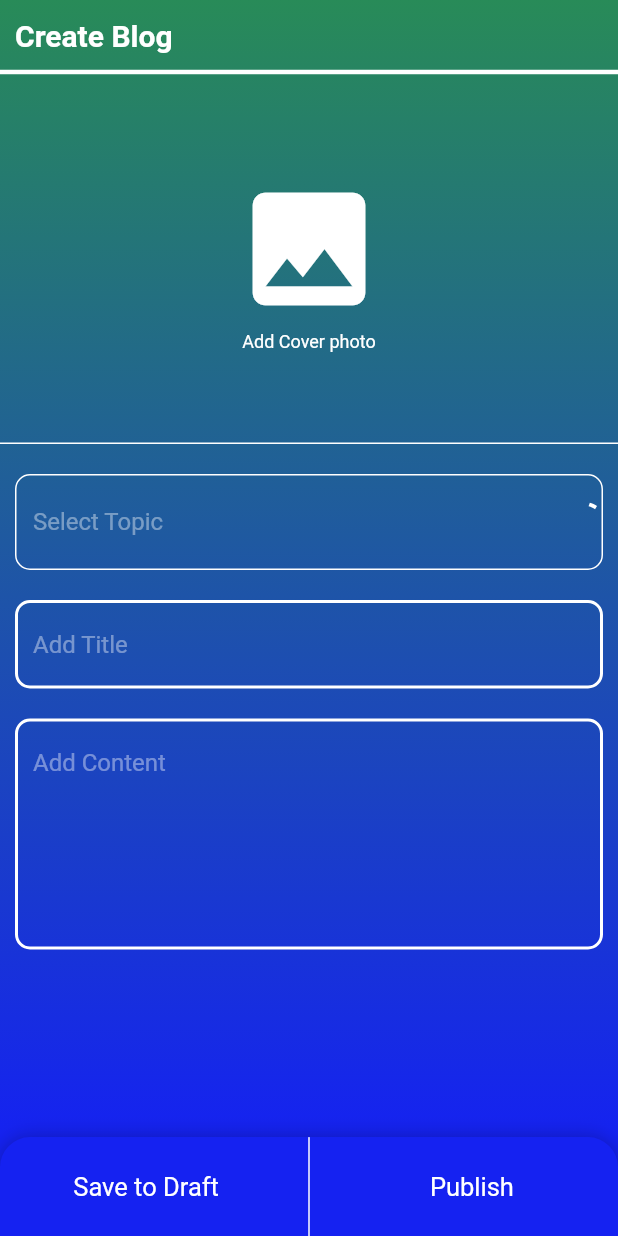
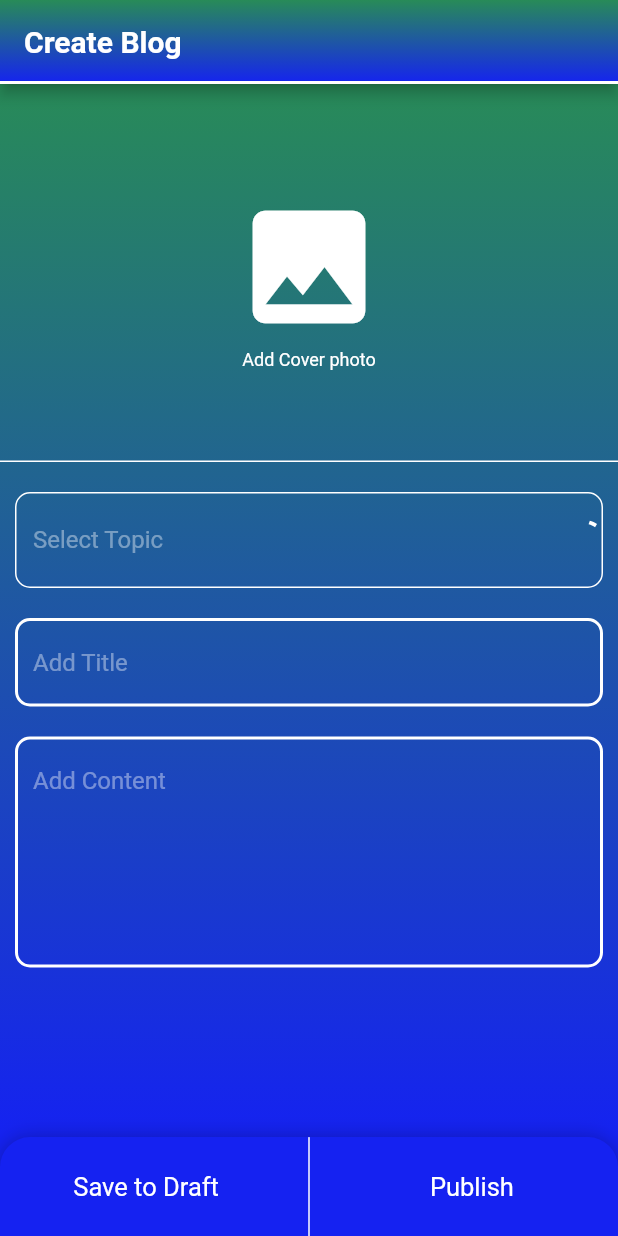
Before and after one commit to chirag1807/BlogTalkFrontend, a Flutter app: the screen it shows after launch, on a phone screen of 412 x 824 dp. Run offline on Flutter 3.47's test engine with Material 2 defaults, Android fonts, the phone set to English and light mode, and no system bars; our stand-ins replace flutter_svg, get, image_picker, shared_preferences.

Commit message:
post upload done with cover image

```diff
--- a/lib/providers/CreateBlogProvider.dart
+++ b/lib/providers/CreateBlogProvider.dart
@@ -12,7 +12,7 @@ class CreateBlogProvider extends ChangeNotifier{
   Map<int, String> topicNameIds = <int, String>{};
   int circularBarShow = 1;
   int blogTopic = -1;
-  XFile? imageFile;
+  File? imageFile;
   int circularBarShowBlogPost = -1;
   int successUploadPost = -1;
 
@@ -28,7 +28,7 @@ class CreateBlogProvider extends ChangeNotifier{
     notifyListeners();
   }
 
-  void pickImage(XFile imgFile) async {
+  void pickImage(File imgFile) async {
       imageFile = imgFile;
       notifyListeners();
   }
--- a/lib/screens/blog_posts/create_blog_screen.dart
+++ b/lib/screens/blog_posts/create_blog_screen.dart
@@ -35,7 +35,7 @@ class _CreateBlogScreenState extends State<CreateBlogScreen> {
 
   HashMap<int, String> leadTypeNameId = HashMap<int, String>();
   int blogTopicValue = -1;
-  XFile? coverImg;
+  File? coverImg;
 
   @override
   Widget build(BuildContext context) {
@@ -50,6 +50,20 @@ class _CreateBlogScreenState extends State<CreateBlogScreen> {
         },
         child: Scaffold(
           backgroundColor: themeColorBlue,
+          appBar: AppBar(
+            title: text("Create Blog", 20, FontWeight.w700, themeColorWhite, TextDecoration.none, TextAlign.center),
+            flexibleSpace: Container(
+              decoration: BoxDecoration(
+                gradient: appBodyGradient(),
+                border: const Border(
+                  bottom: BorderSide(
+                    color: themeColorWhite,
+                    width: 2.0
+                  )
+                )
+              ),
+            ),
+          ),
           body: SafeArea(
             child: Container(
               width: w,
@@ -61,22 +75,23 @@ class _CreateBlogScreenState extends State<CreateBlogScreen> {
               child: SingleChildScrollView(
                 child: Column(
                   children: [
-                    Container(
-                      alignment: Alignment.topLeft,
-                      padding: const EdgeInsets.only(left: 10.0,),
-                      child: text("Create Blog", 20, FontWeight.w700, themeColorWhite, TextDecoration.none, TextAlign.center),
-                    ),
-                    const SizedBox(height: 5,),
-                    const Divider(color: themeColorWhite, thickness: 3.0,),
+                    // Container(
+                    //   alignment: Alignment.topLeft,
+                    //   padding: const EdgeInsets.only(left: 10.0,),
+                    //   child: text("Create Blog", 20, FontWeight.w700, themeColorWhite, TextDecoration.none, TextAlign.center),
+                    // ),
+                    // const SizedBox(height: 5,),
+                    // const Divider(color: themeColorWhite, thickness: 3.0,),
                     Consumer<CreateBlogProvider>(
                       builder: (context, provider, index){
                         coverImg = provider.imageFile;
                       return InkWell(
                         onTap: () async {
                           try{
-                            final pickedImage = await ImagePicker().pickImage(source: ImageSource.gallery);
+                            XFile? pickedImage = await ImagePicker().pickImage(source: ImageSource.gallery);
                             if(pickedImage != null){
-                              provider.pickImage(pickedImage);
+                              File pickedFileImage = File(pickedImage.path);
+                              provider.pickImage(pickedFileImage);
                             }
                             else{
                               ScaffoldMessenger.of(context).showSnackBar(displaySnackBar(errorMsg, themeColorSnackBarRed));
@@ -283,7 +298,7 @@ class _CreateBlogScreenState extends State<CreateBlogScreen> {
                       }
                     return InkWell(
                       onTap: (){
-                        provider.uploadPost(addTitleCtrl.text, addContentCtrl.text, blogTopicValue, coverImg as File);
+                        provider.uploadPost(addTitleCtrl.text, addContentCtrl.text, blogTopicValue, coverImg);
                       },
                       child: Container(
                         width: w * 0.4,
--- a/lib/screens/splash_screen.dart
+++ b/lib/screens/splash_screen.dart
@@ -4,6 +4,7 @@ import 'package:blogtalk/providers/SplashScreenProvider.dart';
 import 'package:blogtalk/screens/blog_posts/create_blog_screen.dart';
 import 'package:blogtalk/screens/user_reg_login/login_screen.dart';
 import 'package:blogtalk/screens/user_reg_login/select_preferred_topics_screen.dart';
+import 'package:blogtalk/utils/prefs.dart';
 import 'package:get/get.dart';
 import 'package:blogtalk/utils/constants.dart';
 import 'package:flutter/material.dart';
```
Also changed, not shown: lib/repositories/BlogPost.dart (+15 -13 lines).
